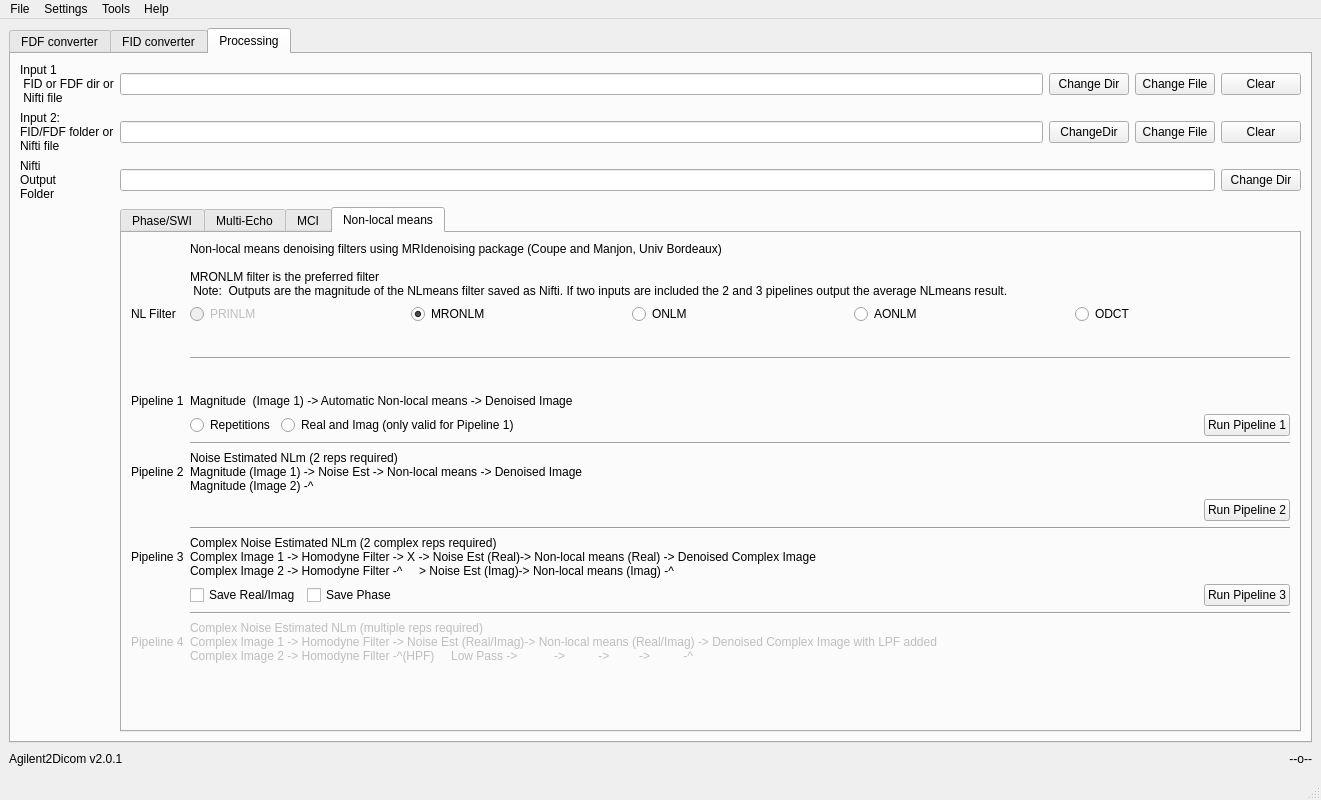
maeager/Agilent2Dicom, file Agilent2DicomQt2.ui: the form before one commit.
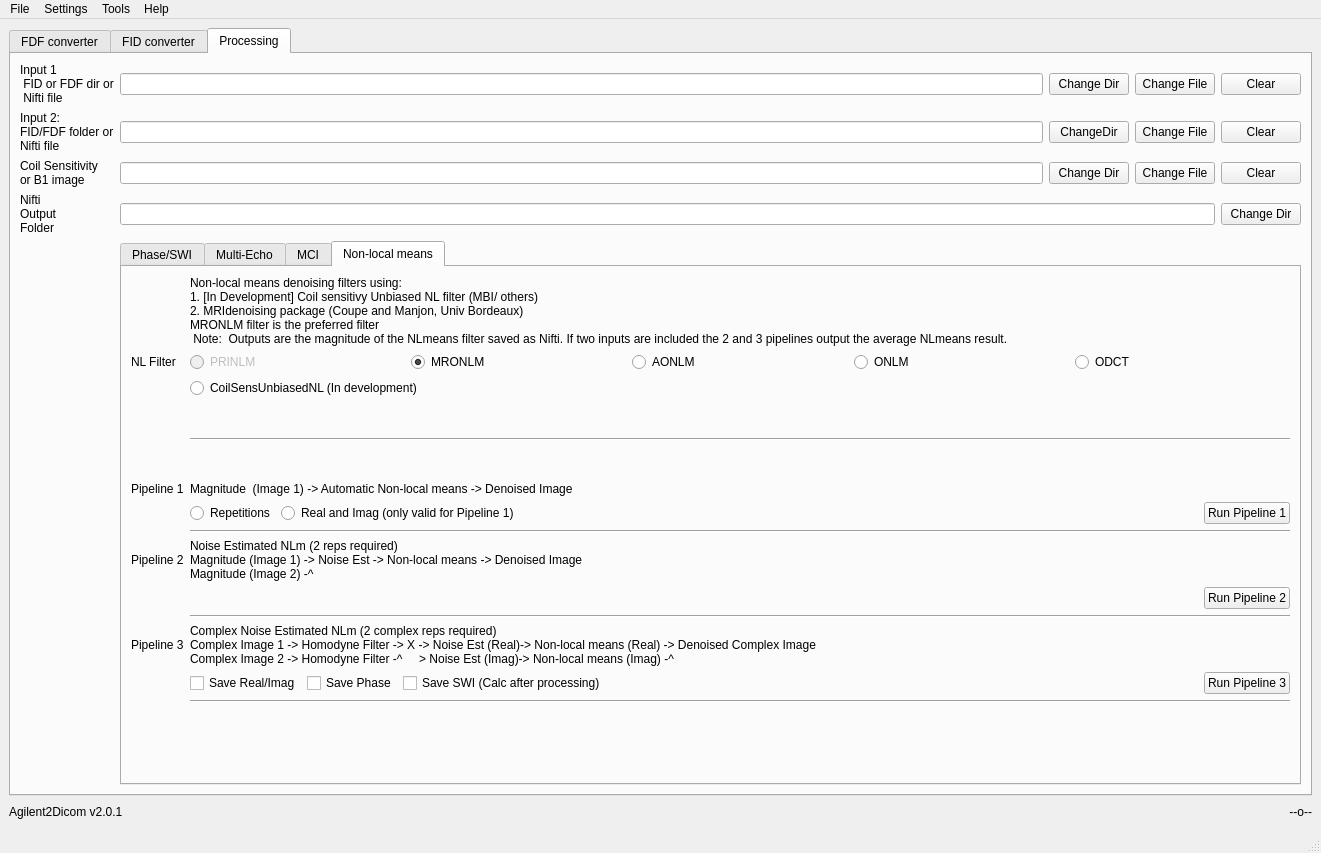
The form after the commit.

Commit message: GUI update - SWI output enabled for pipeline 3. New coil-sensitivty unbiased non-local means filter. GetNLfilter method in GUI looks for which NL means filter radio button has been checked.

Patch:
```diff
--- a/Agilent2DicomQt2.ui
+++ b/Agilent2DicomQt2.ui
@@ -7,7 +7,7 @@
     <x>0</x>
     <y>0</y>
     <width>1321</width>
-    <height>800</height>
+    <height>853</height>
    </rect>
   </property>
   <property name="windowTitle">
@@ -1888,7 +1888,7 @@
             </property>
            </widget>
           </item>
-          <item row="2" column="0">
+          <item row="3" column="0">
            <widget class="QLabel" name="label_7">
             <property name="text">
              <string>Nifti
@@ -1897,7 +1897,7 @@
             </property>
            </widget>
           </item>
-          <item row="2" column="1">
+          <item row="3" column="1">
            <layout class="QHBoxLayout" name="horizontalLayout_15">
             <item>
              <widget class="QLineEdit" name="lineEdit_ProcOutputfolder"/>
@@ -1982,7 +1982,7 @@
             </item>
            </layout>
           </item>
-          <item row="3" column="1">
+          <item row="4" column="1">
            <widget class="QTabWidget" name="tabWidget">
             <property name="currentIndex">
              <number>3</number>
@@ -2354,7 +2354,7 @@
              <layout class="QHBoxLayout" name="horizontalLayout_21">
               <item>
                <layout class="QGridLayout" name="gridLayout_8">
-                <item row="7" column="2">
+                <item row="8" column="2">
                  <layout class="QHBoxLayout" name="horizontalLayout_20">
                   <item>
                    <widget class="QRadioButton" name="radioButton_NLreps">
@@ -2395,7 +2395,7 @@
                   </item>
                  </layout>
                 </item>
-                <item row="13" column="2">
+                <item row="14" column="2">
                  <layout class="QHBoxLayout" name="horizontalLayout_23">
                   <item>
                    <widget class="QCheckBox" name="checkBox_NLsaveRI">
@@ -2411,6 +2411,13 @@
                     </property>
                    </widget>
                   </item>
+                  <item>
+                   <widget class="QCheckBox" name="checkBox_SaveSWIProc3">
+                    <property name="text">
+                     <string>Save SWI (Calc after processing)</string>
+                    </property>
+                   </widget>
+                  </item>
                   <item>
                    <spacer name="horizontalSpacer_17">
                     <property name="orientation">
@@ -2433,21 +2440,21 @@
                   </item>
                  </layout>
                 </item>
-                <item row="6" column="0">
+                <item row="7" column="0">
                  <widget class="QLabel" name="label_44">
                   <property name="text">
                    <string>Pipeline 1</string>
                   </property>
                  </widget>
                 </item>
-                <item row="6" column="2">
+                <item row="7" column="2">
                  <widget class="QLabel" name="label_46">
                   <property name="text">
                    <string>Magnitude  (Image 1) -&gt; Automatic Non-local means -&gt; Denoised Image</string>
                   </property>
                  </widget>
                 </item>
-                <item row="9" column="2">
+                <item row="10" column="2">
                  <widget class="QLabel" name="label_11">
                   <property name="text">
                    <string>Noise Estimated NLm (2 reps required)
@@ -2456,21 +2463,21 @@
                   </property>
                  </widget>
                 </item>
-                <item row="9" column="0">
+                <item row="10" column="0">
                  <widget class="QLabel" name="label_10">
                   <property name="text">
                    <string>Pipeline 2</string>
                   </property>
                  </widget>
                 </item>
-                <item row="12" column="0">
+                <item row="13" column="0">
                  <widget class="QLabel" name="label_12">
                   <property name="text">
                    <string>Pipeline 3</string>
                   </property>
                  </widget>
                 </item>
-                <item row="12" column="2">
+                <item row="13" column="2">
                  <widget class="QLabel" name="label_14">
                   <property name="text">
                    <string>Complex Noise Estimated NLm (2 complex reps required)
@@ -2479,7 +2486,7 @@
                   </property>
                  </widget>
                 </item>
-                <item row="10" column="2">
+                <item row="11" column="2">
                  <layout class="QHBoxLayout" name="horizontalLayout_22">
                   <item>
                    <spacer name="horizontalSpacer_5">
@@ -2503,28 +2510,6 @@
                   </item>
                  </layout>
                 </item>
-                <item row="15" column="0">
-                 <widget class="QLabel" name="label_15">
-                  <property name="enabled">
-                   <bool>false</bool>
-                  </property>
-                  <property name="text">
-                   <string>Pipeline 4</string>
-                  </property>
-                 </widget>
-                </item>
-                <item row="15" column="2">
-                 <widget class="QLabel" name="label_18">
-                  <property name="enabled">
-                   <bool>false</bool>
-                  </property>
-                  <property name="text">
-                   <string>Complex Noise Estimated NLm (multiple reps required)
-Complex Image 1 -&gt; Homodyne Filter -&gt; Noise Est (Real/Imag)-&gt; Non-local means (Real/Imag) -&gt; Denoised Complex Image with LPF added
-Complex Image 2 -&gt; Homodyne Filter -^(HPF)     Low Pass -&gt;           -&gt;          -&gt;         -&gt;          -^</string>
-                  </property>
-                 </widget>
-                </item>
                 <item row="1" column="0">
                  <widget class="QLabel" name="label_28">
                   <property name="enabled">
@@ -2543,8 +2528,9 @@
                      <bool>true</bool>
                     </property>
                     <property name="text">
-                     <string>Non-local means denoising filters using MRIdenoising package (Coupe and Manjon, Univ Bordeaux)
-
+                     <string>Non-local means denoising filters using:
+1. [In Development] Coil sensitivy Unbiased NL filter (MBI/ others)
+2. MRIdenoising package (Coupe and Manjon, Univ Bordeaux)
 MRONLM filter is the preferred filter 
  Note:  Outputs are the magnitude of the NLmeans filter saved as Nifti. If two inputs are included the 2 and 3 pipelines output the average NLmeans result.</string>
                     </property>
@@ -2552,7 +2538,7 @@
                   </item>
                  </layout>
                 </item>
-                <item row="3" column="0">
+                <item row="4" column="0">
                  <spacer name="verticalSpacer_12">
                   <property name="orientation">
                    <enum>Qt::Vertical</enum>
@@ -2619,6 +2605,45 @@
                     </property>
                    </widget>
                   </item>
+                  <item>
+                   <widget class="QRadioButton" name="AONLM">
+                    <property name="toolTip">
+                     <string>%   Description: Denoising of a 3D MR image using the AONLM filter
+%
+%
+%   Usage:      MRIDenoisingAONLM(ima, patchsize, searcharea, beta, rician, verbose)
+%
+%   ima:        3D MRI image
+%   patchsize:  radius of patch in voxel
+%   searcharea: radius of search area in voxel
+%   beta:       smoothing parameter (default 1)
+%   rician:     0: Gaussian noise 1: Rician noise 
+%   verbose:    0 no display of graph
+%               1 display of graph
+%
+%                          Details on ANLM filter
+%**************************************************************************
+%* The AONLM filter is described in:                                      *
+%*                                                                        *
+%* J. V. Manjon, P. Coupe, L. Marti-Bonmati, D. L. Collins, M. Robles.    *
+%* Adaptive Non-Local Means Denoising of MR Images with Spatially         *
+%* varying Noise Levels.                                                  *
+%* Journal of Magnetic Resonance Imaging, 31(1):192-203, 2010             *
+%**************************************************************************
+%
+% Pierrick Coupe - pierrick.coupe@labri.fr
+% Jose V. Manjon - jmanjon@fis.upv.es
+%
+% Universit� de Bordeaux
+% LaBRI, UMR 5800, 33400 Talence
+%
+% Copyright (C) 2011 Pierrick Coupe and Jose V. Manjon</string>
+                    </property>
+                    <property name="text">
+                     <string>AONLM</string>
+                    </property>
+                   </widget>
+                  </item>
                   <item>
                    <widget class="QRadioButton" name="ONLM">
                     <property name="toolTip">
@@ -2671,45 +2696,6 @@
                     </property>
                    </widget>
                   </item>
-                  <item>
-                   <widget class="QRadioButton" name="AONLM">
-                    <property name="toolTip">
-                     <string>%   Description: Denoising of a 3D MR image using the AONLM filter
-%
-%
-%   Usage:      MRIDenoisingAONLM(ima, patchsize, searcharea, beta, rician, verbose)
-%
-%   ima:        3D MRI image
-%   patchsize:  radius of patch in voxel
-%   searcharea: radius of search area in voxel
-%   beta:       smoothing parameter (default 1)
-%   rician:     0: Gaussian noise 1: Rician noise 
-%   verbose:    0 no display of graph
-%               1 display of graph
-%
-%                          Details on ANLM filter
-%**************************************************************************
-%* The AONLM filter is described in:                                      *
-%*                                                                        *
-%* J. V. Manjon, P. Coupe, L. Marti-Bonmati, D. L. Collins, M. Robles.    *
-%* Adaptive Non-Local Means Denoising of MR Images with Spatially         *
-%* varying Noise Levels.                                                  *
-%* Journal of Magnetic Resonance Imaging, 31(1):192-203, 2010             *
-%**************************************************************************
-%
-% Pierrick Coupe - pierrick.coupe@labri.fr
-% Jose V. Manjon - jmanjon@fis.upv.es
-%
-% Universit� de Bordeaux
-% LaBRI, UMR 5800, 33400 Talence
-%
-% Copyright (C) 2011 Pierrick Coupe and Jose V. Manjon</string>
-                    </property>
-                    <property name="text">
-                     <string>AONLM</string>
-                    </property>
-                   </widget>
-                  </item>
                   <item>
                    <widget class="QRadioButton" name="ODCT">
                     <property name="toolTip">
@@ -2762,40 +2748,83 @@
                   </property>
                  </spacer>
                 </item>
-                <item row="3" column="2">
+                <item row="4" column="2">
                  <widget class="Line" name="line_2">
                   <property name="orientation">
                    <enum>Qt::Horizontal</enum>
                   </property>
                  </widget>
                 </item>
-                <item row="8" column="2">
+                <item row="9" column="2">
                  <widget class="Line" name="line_3">
                   <property name="orientation">
                    <enum>Qt::Horizontal</enum>
                   </property>
                  </widget>
                 </item>
-                <item row="11" column="2">
+                <item row="12" column="2">
                  <widget class="Line" name="line_4">
                   <property name="orientation">
                    <enum>Qt::Horizontal</enum>
                   </property>
                  </widget>
                 </item>
-                <item row="14" column="2">
+                <item row="15" column="2">
                  <widget class="Line" name="line_5">
                   <property name="orientation">
                    <enum>Qt::Horizontal</enum>
                   </property>
                  </widget>
                 </item>
+                <item row="3" column="2">
+                 <widget class="QRadioButton" name="radioButton">
+                  <property name="text">
+                   <string>CoilSensUnbiasedNL (In development)</string>
+                  </property>
+                 </widget>
+                </item>
                </layout>
               </item>
              </layout>
             </widget>
            </widget>
           </item>
+          <item row="2" column="0">
+           <widget class="QLabel" name="label_50">
+            <property name="text">
+             <string>Coil Sensitivity
+or B1 image</string>
+            </property>
+           </widget>
+          </item>
+          <item row="2" column="1">
+           <layout class="QHBoxLayout" name="horizontalLayout_48">
+            <item>
+             <widget class="QLineEdit" name="lineEdit_CoilSens"/>
+            </item>
+            <item>
+             <widget class="QPushButton" name="pushButton_CoilSensChangeDir">
+              <property name="text">
+               <string>Change Dir</string>
+              </property>
+             </widget>
+            </item>
+            <item>
+             <widget class="QPushButton" name="pushButton_CoilSensChangeFile">
+              <property name="text">
+               <string>Change File</string>
+              </property>
+             </widget>
+            </item>
+            <item>
+             <widget class="QPushButton" name="pushButton_CoilSensClear">
+              <property name="text">
+               <string>Clear</string>
+              </property>
+             </widget>
+            </item>
+           </layout>
+          </item>
          </layout>
         </item>
        </layout>
```
Left out of the diff: 8 changed lines with no effect on the pictures. The commit also changes 2 other files.
